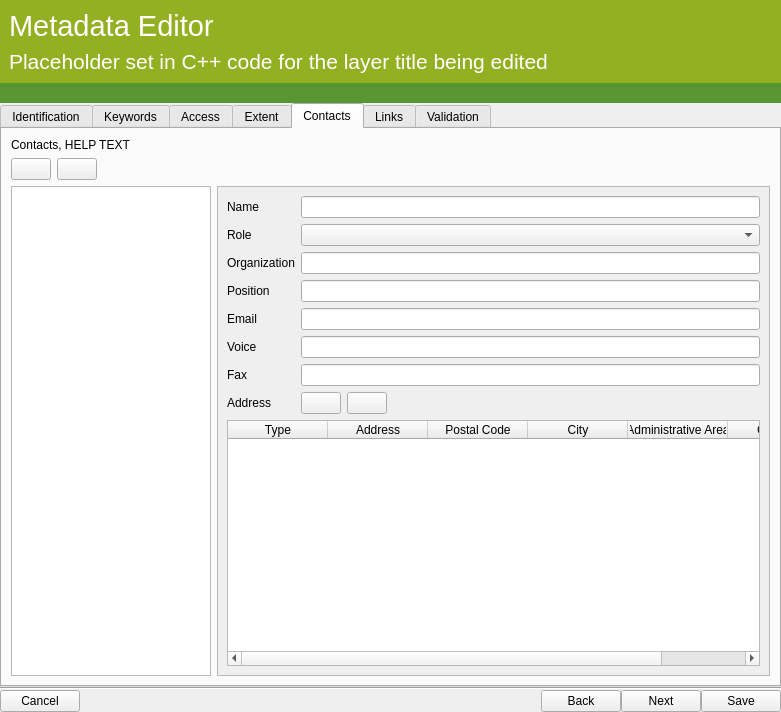
Qt form src/ui/qgsmetadatawizard.ui (qgis/QGIS) before a commit.
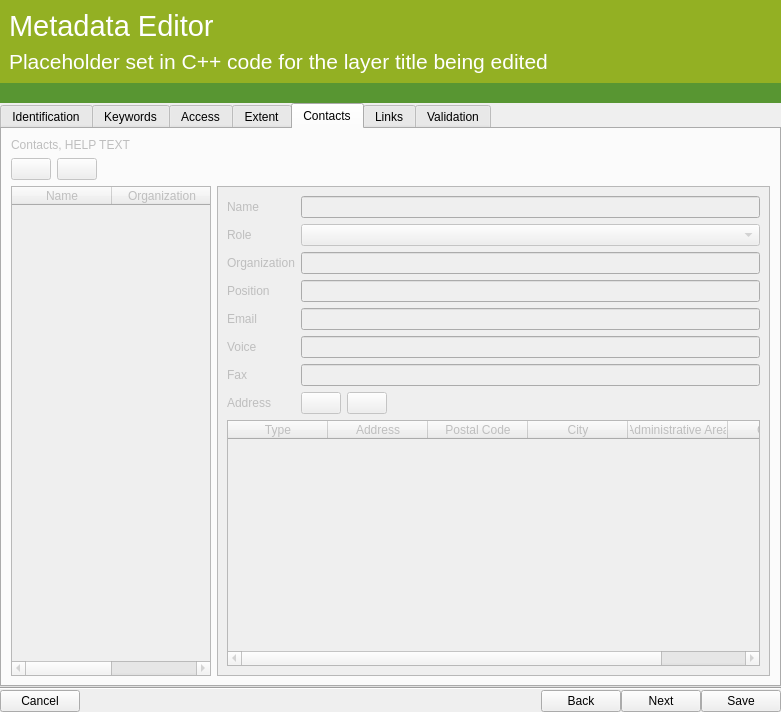
The same form after that commit. Icons and pictures are not drawn. Custom widgets are drawn as their Qt base class.

Commit message: disable UI for contacts

What changed in the file:
```diff
--- a/src/ui/qgsmetadatawizard.ui
+++ b/src/ui/qgsmetadatawizard.ui
@@ -412,6 +412,9 @@
       </layout>
      </widget>
      <widget class="QWidget" name="tabContactsDialog">
+      <property name="enabled">
+       <bool>false</bool>
+      </property>
       <attribute name="title">
        <string>Contacts</string>
       </attribute>
@@ -465,17 +468,45 @@
        <item>
         <layout class="QHBoxLayout" name="horizontalLayout_3">
          <item>
-          <widget class="QListWidget" name="listWidget">
+          <widget class="QTableWidget" name="tabContacts">
            <property name="maximumSize">
             <size>
              <width>200</width>
              <height>16777215</height>
             </size>
            </property>
+           <property name="editTriggers">
+            <set>QAbstractItemView::NoEditTriggers</set>
+           </property>
+           <property name="selectionMode">
+            <enum>QAbstractItemView::SingleSelection</enum>
+           </property>
+           <property name="selectionBehavior">
+            <enum>QAbstractItemView::SelectRows</enum>
+           </property>
+           <attribute name="horizontalHeaderStretchLastSection">
+            <bool>true</bool>
+           </attribute>
+           <column>
+            <property name="text">
+             <string>Name</string>
+            </property>
+           </column>
+           <column>
+            <property name="text">
+             <string>Organization</string>
+            </property>
+           </column>
           </widget>
          </item>
          <item>
-          <widget class="QScrollArea" name="scrollArea">
+          <widget class="QScrollArea" name="panelDetails">
+           <property name="sizePolicy">
+            <sizepolicy hsizetype="Minimum" vsizetype="Expanding">
+             <horstretch>0</horstretch>
+             <verstretch>0</verstretch>
+            </sizepolicy>
+           </property>
            <property name="widgetResizable">
             <bool>true</bool>
            </property>
@@ -491,6 +522,9 @@
             <layout class="QVBoxLayout" name="verticalLayout_6">
              <item>
               <layout class="QFormLayout" name="formLayout_2">
+               <property name="sizeConstraint">
+                <enum>QLayout::SetNoConstraint</enum>
+               </property>
                <item row="0" column="0">
                 <widget class="QLabel" name="label_10">
                  <property name="text">
```
Left out of the diff: 5 changed lines with no effect on the pictures. The commit also changes 2 other files.
